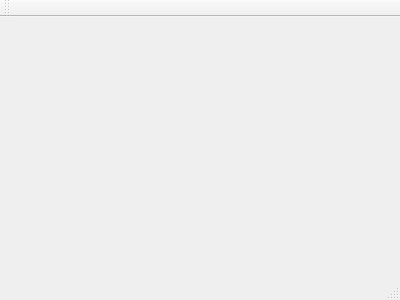
Above: mainwindow.ui from GZablot/TAC before the change. Below: the same form after it.
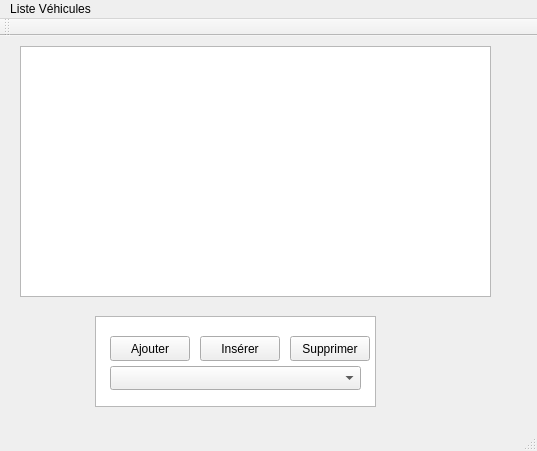
That is the form after the change.

Commit message: ajout d'une fenetre qui permet d'avoir une liste de véhicule

Patch:
```diff
--- a/mainwindow.ui
+++ b/mainwindow.ui
@@ -1,24 +1,115 @@
 <ui version="4.0">
  <class>MainWindow</class>
- <widget class="QMainWindow" name="MainWindow" >
-  <property name="geometry" >
+ <widget class="QMainWindow" name="MainWindow">
+  <property name="geometry">
    <rect>
     <x>0</x>
     <y>0</y>
-    <width>400</width>
-    <height>300</height>
+    <width>537</width>
+    <height>451</height>
    </rect>
   </property>
   <property name="windowTitle" >
    <string>MainWindow</string>
   </property>
-  <widget class="QMenuBar" name="menuBar" />
-  <widget class="QToolBar" name="mainToolBar" />
-  <widget class="QWidget" name="centralWidget" />
-  <widget class="QStatusBar" name="statusBar" />
+  <widget class="QWidget" name="centralWidget">
+   <widget class="QListView" name="listView">
+    <property name="geometry">
+     <rect>
+      <x>20</x>
+      <y>10</y>
+      <width>471</width>
+      <height>251</height>
+     </rect>
+    </property>
+   </widget>
+   <widget class="QListWidget" name="listWidget">
+    <property name="geometry">
+     <rect>
+      <x>95</x>
+      <y>280</y>
+      <width>281</width>
+      <height>91</height>
+     </rect>
+    </property>
+   </widget>
+   <widget class="QPushButton" name="pushButton">
+    <property name="geometry">
+     <rect>
+      <x>110</x>
+      <y>300</y>
+      <width>80</width>
+      <height>25</height>
+     </rect>
+    </property>
+    <property name="text">
+     <string>Ajouter</string>
+    </property>
+   </widget>
+   <widget class="QPushButton" name="pushButton_2">
+    <property name="geometry">
+     <rect>
+      <x>200</x>
+      <y>300</y>
+      <width>80</width>
+      <height>25</height>
+     </rect>
+    </property>
+    <property name="text">
+     <string>Insérer</string>
+    </property>
+   </widget>
+   <widget class="QPushButton" name="pushButton_3">
+    <property name="geometry">
+     <rect>
+      <x>290</x>
+      <y>300</y>
+      <width>80</width>
+      <height>25</height>
+     </rect>
+    </property>
+    <property name="text">
+     <string>Supprimer</string>
+    </property>
+   </widget>
+   <widget class="QComboBox" name="comboBox">
+    <property name="geometry">
+     <rect>
+      <x>110</x>
+      <y>330</y>
+      <width>251</width>
+      <height>24</height>
+     </rect>
+    </property>
+   </widget>
+  </widget>
+  <widget class="QMenuBar" name="menuBar">
+   <property name="geometry">
+    <rect>
+     <x>0</x>
+     <y>0</y>
+     <width>537</width>
+     <height>25</height>
+    </rect>
+   </property>
+   <widget class="QMenu" name="menuListe_V_hicules">
+    <property name="title">
+     <string>Liste Véhicules</string>
+    </property>
+   </widget>
+   <addaction name="menuListe_V_hicules"/>
+  </widget>
+  <widget class="QToolBar" name="mainToolBar">
+   <attribute name="toolBarArea">
+    <enum>TopToolBarArea</enum>
+   </attribute>
+   <attribute name="toolBarBreak">
+    <bool>false</bool>
+   </attribute>
+  </widget>
+  <widget class="QStatusBar" name="statusBar"/>
  </widget>
- <layoutDefault spacing="6" margin="11" />
- <pixmapfunction></pixmapfunction>
+ <layoutdefault spacing="6" margin="11"/>
  <resources/>
  <connections/>
 </ui>
```
Left out of the diff: 3 changed lines with no effect on the pictures. The commit also changes 6 other files.
